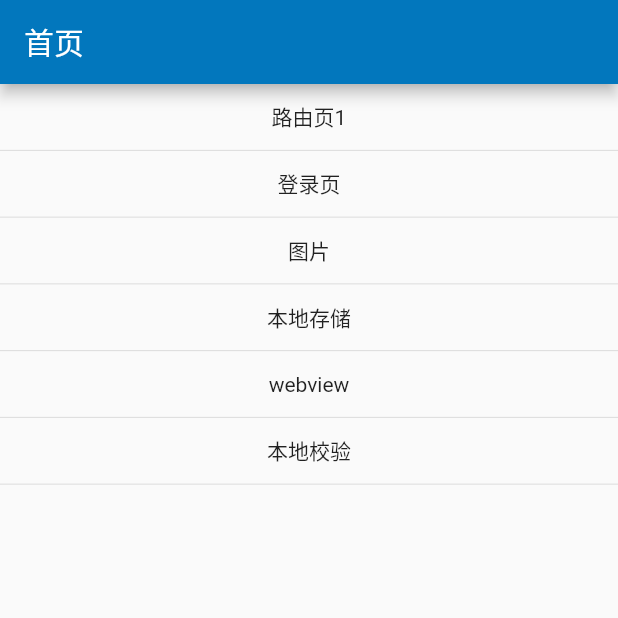
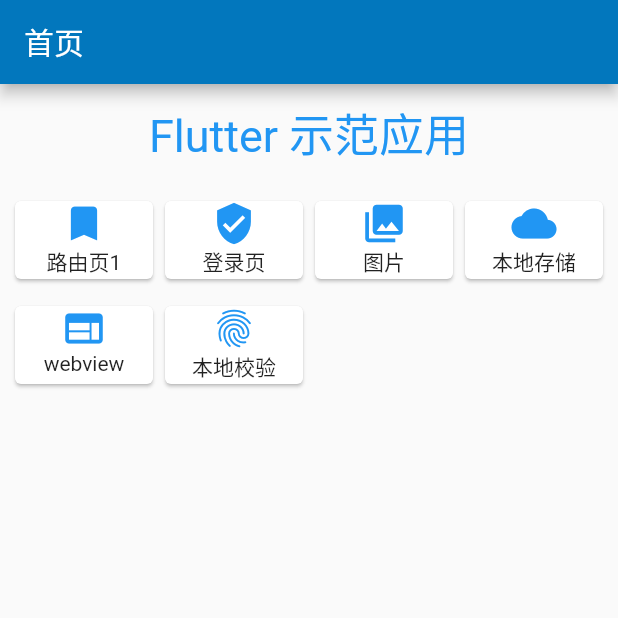
Before and after one commit to cainsyake/flutter-demo, a Flutter app: the screen it shows after launch, on a phone screen of 412 x 824 dp, the top half of it. Run offline on Flutter 3.47's test engine with Material 2 defaults, Android fonts, the phone set to English and light mode, and no system bars; our stand-ins replace image_picker, local_auth, shared_preferences, webview_flutter.

```diff
--- a/lib/views/app.dart
+++ b/lib/views/app.dart
@@ -39,19 +39,19 @@ class HomePage extends StatefulWidget {
 }
 
 class _HomePageState extends State<HomePage> {
-  List<Map<String, String>> list = <Map<String, String>>[];
+  List list = [];
 
   @override
   void initState() {
     super.initState();
 
     list.addAll([
-      {'title': '路由页1', 'type': 'router', 'router': '/router/page1'},
-      {'title': '登录页', 'type': 'router', 'router': '/login'},
-      {'title': '图片', 'type': 'router', 'router': '/img'},
-      {'title': '本地存储', 'type': 'router', 'router': '/store'},
-      {'title': 'webview', 'type': 'router', 'router': '/webview'},
-      {'title': '本地校验', 'type': 'router', 'router': '/localauth'},
+      {'title': '路由页1', 'icon': Icons.turned_in, 'type': 'router', 'router': '/router/page1'},
+      {'title': '登录页', 'icon': Icons.verified_user, 'type': 'router', 'router': '/login'},
+      {'title': '图片', 'icon': Icons.collections, 'type': 'router', 'router': '/img'},
+      {'title': '本地存储', 'icon': Icons.wb_cloudy, 'type': 'router', 'router': '/store'},
+      {'title': 'webview', 'icon': Icons.web, 'type': 'router', 'router': '/webview'},
+      {'title': '本地校验', 'icon': Icons.fingerprint, 'type': 'router', 'router': '/localauth'},
     ]);
   }
 
@@ -61,45 +61,67 @@ class _HomePageState extends State<HomePage> {
       appBar: AppBar(
         title: Text(widget.title != null ? widget.title : '默认首页'),
       ),
-      body: ListView.builder(
-          physics: const AlwaysScrollableScrollPhysics(),
-          itemCount: this.list.length,
-          itemBuilder: (_, int index) => _createItem(context, list[index]),
+      body: Column(
+        children: <Widget>[
+          Center(
+            child: Container(
+              padding: EdgeInsets.fromLTRB(0, 10, 0, 20),
+              child: Text(
+                'Flutter 示范应用',
+                style: TextStyle(
+                  color: Colors.blue,
+                  fontSize: 30.0,
                 ),
+              ),
+            ),
+          ),
+          Center(
+            child: _getPageList(),
+          )
+        ],
+      )
     );
   }
 
-  _createItem(BuildContext context, Map<String, String> map) {
-    return new GestureDetector(
+  Widget _getPageList() {
+    List<Widget> pages = <Widget>[];
+    if (this.list.length > 0) {
+      this.list.forEach((item) {
+        pages.add(Container(
+          width: 100.0,
+          height: 60.0,
+          margin: EdgeInsets.fromLTRB(0, 0, 0, 10),
+          child: GestureDetector(
+            child: Card(
+              child: Column(
+                children: <Widget>[
+                  Icon(
+                    item['icon'],
+                    color: Colors.blue,
+                    size: 30.0,
+                  ),
+                  Text(item['title']),
+                ],
+              ),
+            ),
             onTap: () {
-//        if (map['type'] == 'pullToRefresh') {
-//          // 下拉刷新
-//          BRouter.pushRefreshDetail(context);
-//        }
-        if (map['type'] == 'router') {
-          print(map['router']);
-          Navigator.of(context).pushNamed(map['router']);
+              if (item['type'] == 'router') {
+                Navigator.of(context).pushNamed(item['router']);
               }
-        else if (map['type'] == 'ts') {
+              else if (item['type'] == 'ts') {
                 Navigator.of(context).pushNamed('/text/style');
               }
               else {
-          Navigator.of(context).pushNamed(map['router']);
+                Navigator.of(context).pushNamed(item['router']);
               }
             },
-      child: new Column(
-        children: <Widget>[
-          new Container(
-            height: 24.0,
-            margin: EdgeInsets.all(10.0),
-            alignment: Alignment.center,
-            child: new Text(map['title']),
           ),
-          Divider(
-            height: 0.5,
-          )
-        ],
-      ),
+        ));
+      });
+    }
+
+    return Wrap(
+      children: pages,
     );
   }
 }
```
Also changed, not shown: lib/main.dart (+0 -70 lines), pubspec.lock. Lines whose indentation alone changed are shown as unchanged.
